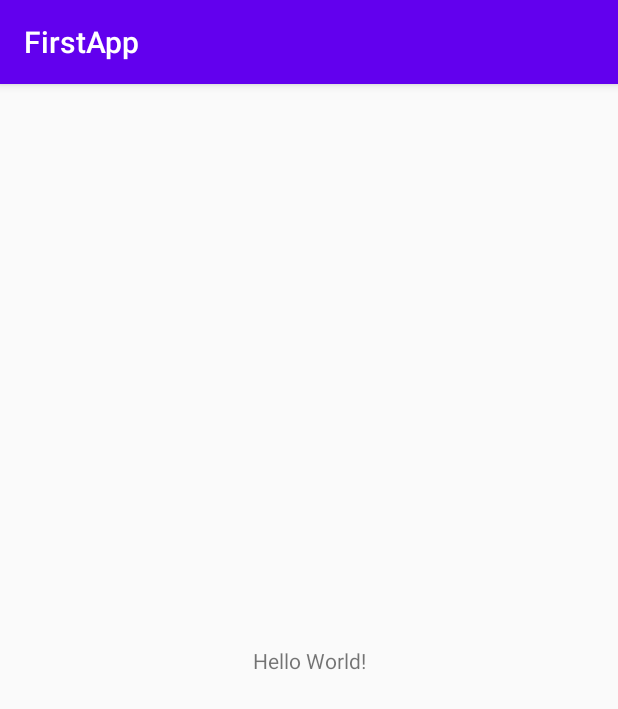
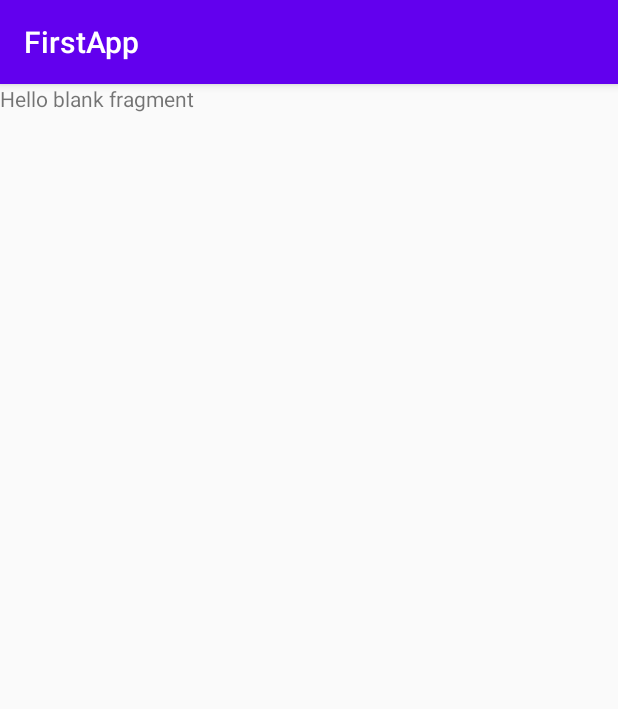
Before and after one commit to Nichanun-pl/NewFirstapp-update, an Android app: the screen it shows after launch (MainActivity), on a phone screen of 412 x 824 dp. Shown: the top 709 px of the screen. Run offline under Robolectric (Android 15) with nearby library versions, the phone set to English and light mode, and no system bars; our stand-ins replace data binding.

Commit message:
Update activity_main,navigation

```diff
--- a/app/src/main/res/layout/activity_main.xml
+++ b/app/src/main/res/layout/activity_main.xml
@@ -1,18 +1,24 @@
 <?xml version="1.0" encoding="utf-8"?>
-<androidx.constraintlayout.widget.ConstraintLayout xmlns:android="http://schemas.android.com/apk/res/android"
+<layout xmlns:android="http://schemas.android.com/apk/res/android"
     xmlns:app="http://schemas.android.com/apk/res-auto"
-    xmlns:tools="http://schemas.android.com/tools"
-    android:layout_width="match_parent"
-    android:layout_height="match_parent"
-    tools:context=".MainActivity">
+    xmlns:tools="http://schemas.android.com/tools">
 
-    <TextView
-        android:layout_width="wrap_content"
-        android:layout_height="wrap_content"
-        android:text="Hello World!"
-        app:layout_constraintBottom_toBottomOf="parent"
-        app:layout_constraintLeft_toLeftOf="parent"
-        app:layout_constraintRight_toRightOf="parent"
-        app:layout_constraintTop_toTopOf="parent" />
+    <data>
 
-</androidx.constraintlayout.widget.ConstraintLayout>
+    </data>
+
+    <LinearLayout
+        android:layout_width="match_parent"
+        android:layout_height="match_parent"
+        tools:context=".MainActivity">
+
+        <fragment
+            android:id="@+id/myNavHostFragment"
+            android:name="androidx.navigation.fragment.NavHostFragment"
+            android:layout_width="match_parent"
+            android:layout_height="match_parent"
+            app:navGraph="@navigation/navigation"
+            app:defaultNavHost="true" />
+
+    </LinearLayout>
+</layout>
--- a/app/src/main/res/navigation/navigation.xml
+++ b/app/src/main/res/navigation/navigation.xml
@@ -9,10 +9,18 @@
         android:id="@+id/aboutFragment"
         android:name="com.example.firstapp.about.AboutFragment"
         android:label="fragment_about"
-        tools:layout="@layout/fragment_about" />
+        tools:layout="@layout/fragment_about" >
+    <action
+        android:id="@+id/action_aboutmeFragment_to_contactFragment"
+        app:destination="@id/contactFragment" />
+</fragment>
     <fragment
         android:id="@+id/contactFragment"
         android:name="com.example.firstapp.contact.ContactFragment"
         android:label="fragment_contact"
-        tools:layout="@layout/fragment_contact" />
+        tools:layout="@layout/fragment_contact">
+        <action
+            android:id="@+id/action_contactFragment_to_aboutmeFragment"
+            app:destination="@id/aboutFragment" />
+    </fragment>
 </navigation>
```
